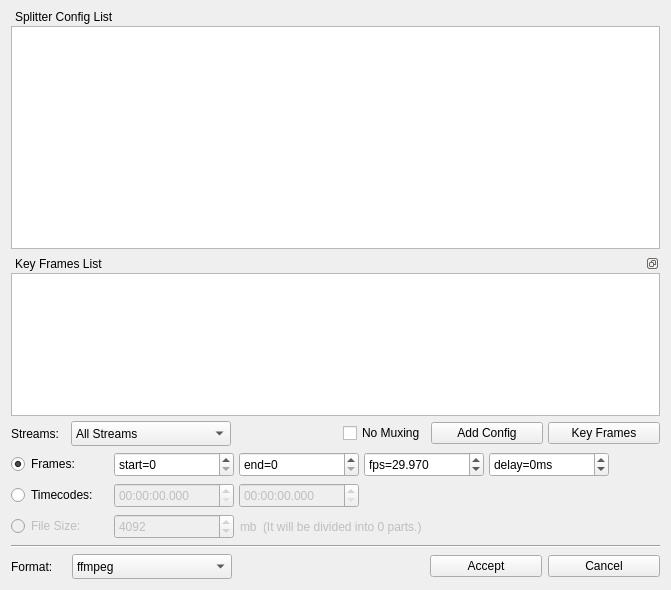
Above: tools/splitter_config.ui from emako/qvs before the change. Below: the same form after it.
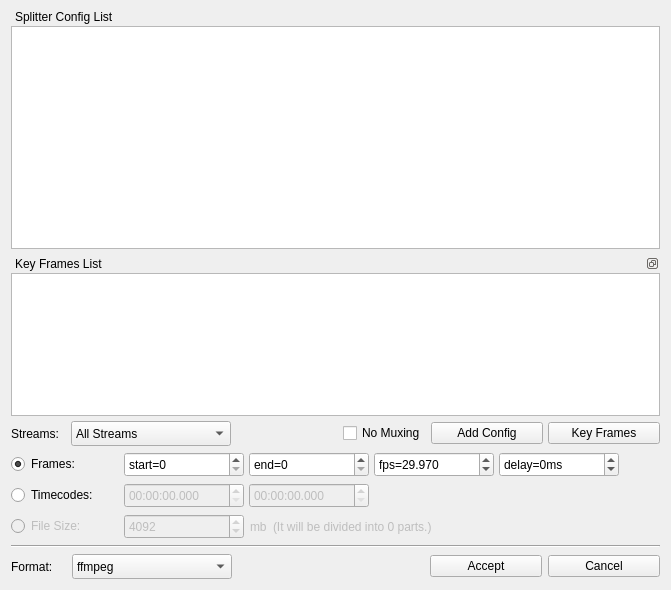
That is the form after the change. Icons and pictures are not drawn.

Diff of the .ui file:
```diff
--- a/tools/splitter_config.ui
+++ b/tools/splitter_config.ui
@@ -265,9 +265,15 @@
      </property>
      <item>
       <widget class="QRadioButton" name="radioButtonFrames">
+       <property name="sizePolicy">
+        <sizepolicy hsizetype="Minimum" vsizetype="Fixed">
+         <horstretch>0</horstretch>
+         <verstretch>0</verstretch>
+        </sizepolicy>
+       </property>
        <property name="minimumSize">
         <size>
-         <width>100</width>
+         <width>110</width>
          <height>0</height>
         </size>
        </property>
@@ -493,7 +499,7 @@
       <widget class="QRadioButton" name="radioButtonTimecodes">
        <property name="minimumSize">
         <size>
-         <width>100</width>
+         <width>110</width>
          <height>0</height>
         </size>
        </property>
@@ -594,7 +600,7 @@
        </property>
        <property name="minimumSize">
         <size>
-         <width>100</width>
+         <width>110</width>
          <height>0</height>
         </size>
        </property>
```
